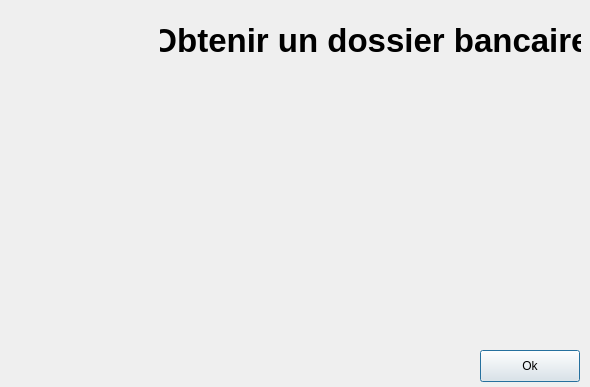
Before: the Qt Designer form ui/winfolder.ui in ICyam-dev/ICyamBank_Qt, drawn with Qt 5.
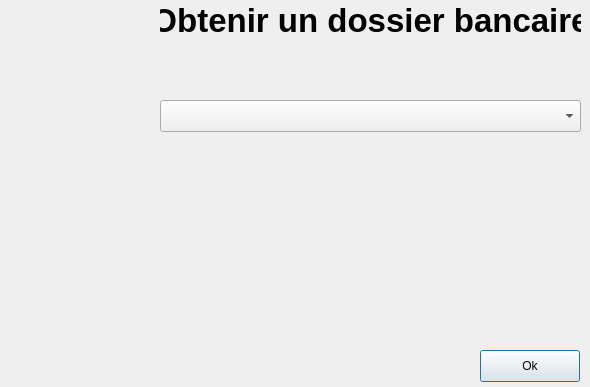
After: the same form once the commit is applied. Icons and pictures are not drawn.

Commit message:
WinFolder II
Mise en place du titre, de la description de la fenetre et de la gestion de la combox pour la liste des dossiers bancaires.

The edit to the form file:
```diff
--- a/ui/winfolder.ui
+++ b/ui/winfolder.ui
@@ -13,6 +13,24 @@
     <height>387</height>
    </rect>
   </property>
+  <property name="sizePolicy">
+   <sizepolicy hsizetype="Fixed" vsizetype="Fixed">
+    <horstretch>0</horstretch>
+    <verstretch>0</verstretch>
+   </sizepolicy>
+  </property>
+  <property name="minimumSize">
+   <size>
+    <width>590</width>
+    <height>387</height>
+   </size>
+  </property>
+  <property name="maximumSize">
+   <size>
+    <width>590</width>
+    <height>387</height>
+   </size>
+  </property>
   <property name="windowTitle">
    <string>Dialog</string>
   </property>
@@ -52,7 +70,7 @@
    <property name="geometry">
     <rect>
      <x>160</x>
-     <y>20</y>
+     <y>0</y>
      <width>421</width>
      <height>41</height>
     </rect>
@@ -75,6 +93,29 @@
     <set>Qt::AlignCenter</set>
    </property>
   </widget>
+  <widget class="QComboBox" name="comboBox_Folder">
+   <property name="geometry">
+    <rect>
+     <x>160</x>
+     <y>100</y>
+     <width>421</width>
+     <height>32</height>
+    </rect>
+   </property>
+  </widget>
+  <widget class="QLabel" name="labelDescription">
+   <property name="geometry">
+    <rect>
+     <x>170</x>
+     <y>40</y>
+     <width>401</width>
+     <height>51</height>
+    </rect>
+   </property>
+   <property name="text">
+    <string/>
+   </property>
+  </widget>
  </widget>
  <resources>
   <include location="../ressources/ressource.qrc"/>
```
Left out of the diff: 4 changed lines with no effect on the pictures. The commit also changes 3 other files.
